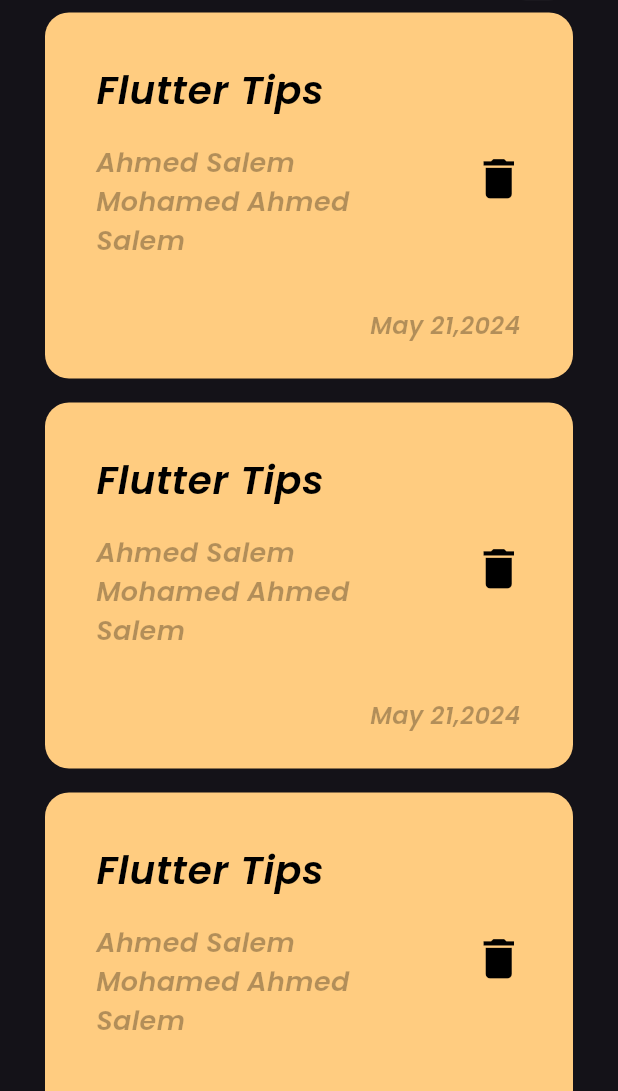
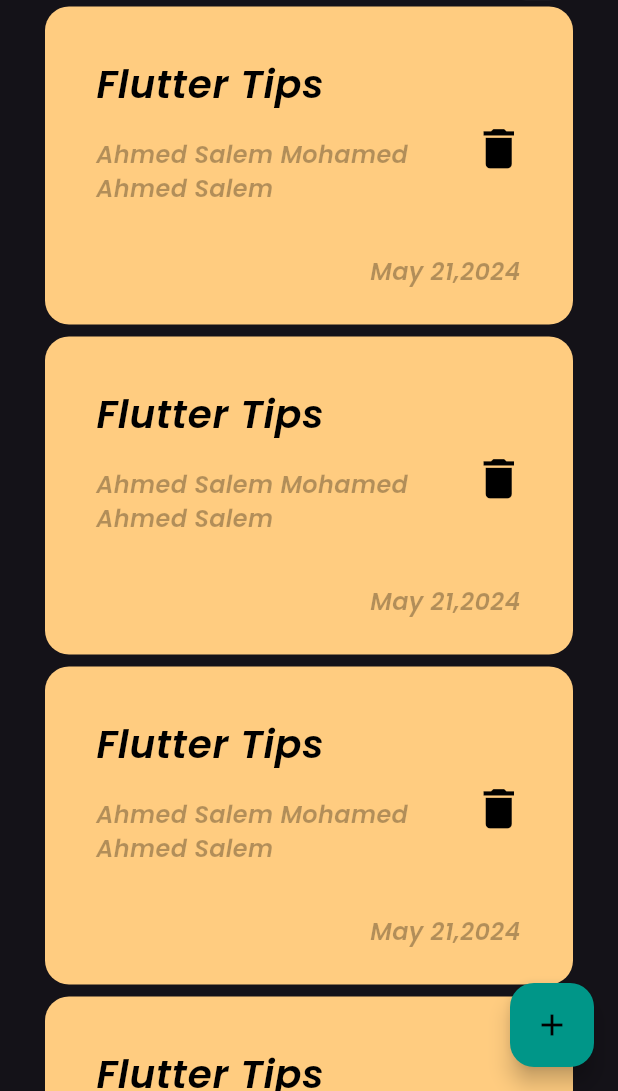
Before and after one commit to ahmedsalem2002m/notes_app, a Flutter app: the screen it shows after launch, on a phone screen of 412 x 824 dp, the part 145-1236 px from its top. Run offline on Flutter 3.47's test engine with Material 3 defaults, Android fonts, the phone set to English and light mode, and no system bars.

Commit message:
add floating action button

```diff
--- a/lib/views/notes_view.dart
+++ b/lib/views/notes_view.dart
@@ -7,8 +7,17 @@ class NotesView extends StatelessWidget {
 
   @override
   Widget build(BuildContext context) {
-    return const Scaffold(
-      body: NotesViewBody(),
+    return  Scaffold(
+      floatingActionButton: FloatingActionButton(
+        onPressed:(){
+        } ,
+        child: Icon(
+          color: Colors.black,
+          Icons.add
+        ),
+        backgroundColor: Colors.teal
+      ),
+      body: const NotesViewBody(),
     );
   }
 }
--- a/lib/views/widgets/custom_notes_item.dart
+++ b/lib/views/widgets/custom_notes_item.dart
@@ -37,7 +37,7 @@ class NotesItem extends StatelessWidget {
                 'Ahmed Salem Mohamed Ahmed Salem',
                 style: TextStyle(
                   fontWeight: FontWeight.w400,
-                  fontSize: 18,
+                  fontSize: 16,
                   color: Colors.black.withOpacity(.3),
                 ),
               ),
--- a/lib/views/widgets/custom_notes_listview.dart
+++ b/lib/views/widgets/custom_notes_listview.dart
@@ -11,7 +11,7 @@ class NotesListView extends StatelessWidget {
     return  ListView.builder(itemBuilder: (context, index) {
       return const Padding(
         padding: EdgeInsets.symmetric(
-          vertical: 8
+          vertical: 4
         ),
         child: NotesItem(),
       );
```
